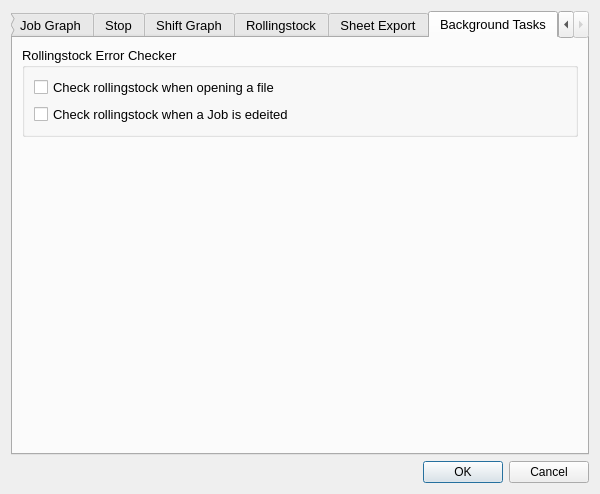
First picture: the form in src/settings/settingsdialog.ui, repository gfgit/ModelRailroadTimetablePlanner, before the edit.
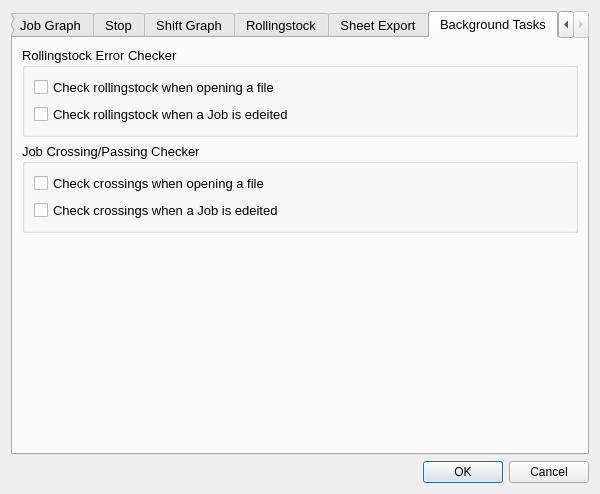
Second picture: the form after the edit. The open tabs and pages were chosen to show the change. Custom widgets are drawn as their Qt base class.

Commit message: SettingsDialog: add job crossing checker options

The edit to the form file:
```diff
--- a/src/settings/settingsdialog.ui
+++ b/src/settings/settingsdialog.ui
@@ -47,7 +47,6 @@
      <property name="font">
       <font>
        <pointsize>10</pointsize>
-       <weight>50</weight>
        <bold>false</bold>
       </font>
      </property>
@@ -925,7 +924,7 @@
       <attribute name="title">
        <string>Background Tasks</string>
       </attribute>
-      <layout class="QVBoxLayout" name="verticalLayout_10">
+      <layout class="QVBoxLayout" name="verticalLayout_11">
        <item>
         <widget class="QGroupBox" name="rsErrCheckGroupBox">
          <property name="title">
@@ -949,6 +948,29 @@
          </layout>
         </widget>
        </item>
+       <item>
+        <widget class="QGroupBox" name="crossingErrCheckGroupBox">
+         <property name="title">
+          <string>Job Crossing/Passing Checker</string>
+         </property>
+         <layout class="QVBoxLayout" name="verticalLayout_10">
+          <item>
+           <widget class="QCheckBox" name="crossingErrCheckAtFileOpen">
+            <property name="text">
+             <string>Check crossings when opening a file</string>
+            </property>
+           </widget>
+          </item>
+          <item>
+           <widget class="QCheckBox" name="crossingErrCheckOnJobEdited">
+            <property name="text">
+             <string>Check crossings when a Job is edeited</string>
+            </property>
+           </widget>
+          </item>
+         </layout>
+        </widget>
+       </item>
        <item>
         <spacer name="verticalSpacer_5">
          <property name="orientation">
```
Left out of the diff: 6 changed lines with no effect on the pictures. The commit also changes 2 other files.
